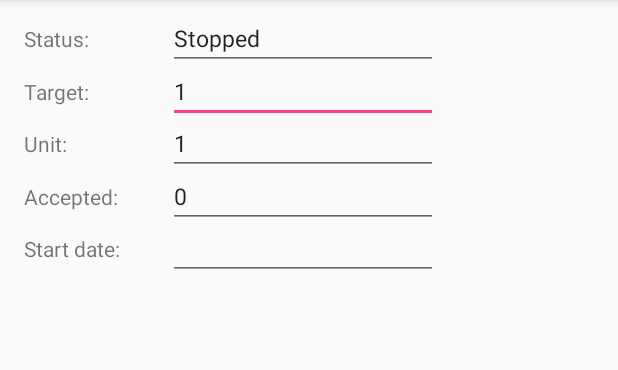
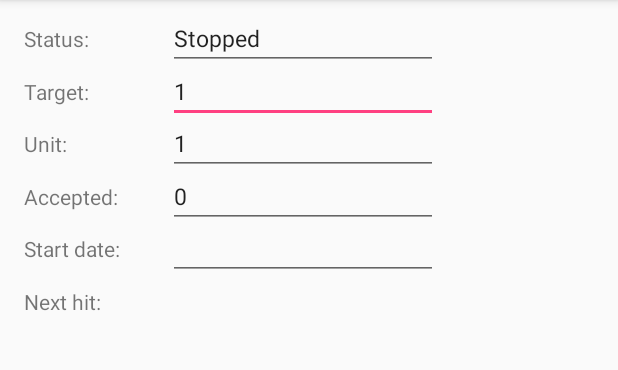
Before and after one commit to annitya/nicotimer, an Android app: the screen it shows after launch (MainActivity), on a phone screen of 412 x 824 dp, the part 84-454 px from its top. Run offline under Robolectric (Android 15) with nearby library versions, the phone set to English and light mode, and no system bars.

Commit message:
Add info regarding next hit.

```diff
--- a/app/src/main/java/flageolett/nicotimer/MainActivity.java
+++ b/app/src/main/java/flageolett/nicotimer/MainActivity.java
@@ -10,7 +10,6 @@ import android.os.Bundle;
 import android.view.View;
 import android.widget.EditText;
 import android.widget.TextView;
-
 import java.util.Locale;
 
 public class MainActivity extends AppCompatActivity implements OnSharedPreferenceChangeListener
@@ -18,6 +17,11 @@ public class MainActivity extends AppCompatActivity implements OnSharedPreferenc
     private TextView getStatusTextView()
     {
         return (TextView)findViewById(R.id.textView_status_text);
+    }
+
+    private TextView getNextHitTextView()
+    {
+        return (TextView)findViewById(R.id.textView_nextHit_text);
     }
 
     EditText getTargetEditText()
@@ -80,16 +84,17 @@ public class MainActivity extends AppCompatActivity implements OnSharedPreferenc
     {
         State state = State.getInstance(this);
 
-        String target = String.format(Locale.ENGLISH,"%d", state.getTarget());
+        String target = String.format(Locale.getDefault(),"%d", state.getTarget());
         getTargetEditText().setText(target);
 
-        String unit = String.format(Locale.ENGLISH,"%d", state.getUnit());
+        String unit = String.format(Locale.getDefault(),"%d", state.getUnit());
         getUnitEditText().setText(unit);
 
-        String accepted = String.format(Locale.ENGLISH,"%d", state.getAccepted());
+        String accepted = String.format(Locale.getDefault(),"%d", state.getAccepted());
         getAcceptedEditText().setText(accepted);
 
         getStartDateEditText().setText(state.getStartDate());
+        getNextHitTextView().setText(state.getNextHit());
     }
 
     private void updateStatus()
--- a/app/src/main/java/flageolett/nicotimer/State.java
+++ b/app/src/main/java/flageolett/nicotimer/State.java
@@ -2,6 +2,9 @@ package flageolett.nicotimer;
 
 import android.content.Context;
 import android.content.SharedPreferences;
+import java.text.SimpleDateFormat;
+import java.util.Date;
+import java.util.Locale;
 
 class State
 {
@@ -85,6 +88,28 @@ class State
         editor.apply();
     }
 
+    String getNextHit()
+    {
+        Long nextHit = preferences.getLong("nextHit", 0);
+
+        if (nextHit == 0)
+        {
+            return "";
+        }
+
+        Date nextHitDate = new Date(nextHit);
+        SimpleDateFormat dateFormat = new SimpleDateFormat("HH:mm:ss", Locale.getDefault());
+
+        return dateFormat.format(nextHitDate);
+    }
+
+    void setNextHit(Long nextHit)
+    {
+        SharedPreferences.Editor editor = preferences.edit();
+        editor.putLong("nextHit", nextHit);
+        editor.apply();
+    }
+
     private Integer charSequenceToInteger(CharSequence sequence, Integer defaultValue)
     {
         try
--- a/app/src/main/res/layout/activity_main.xml
+++ b/app/src/main/res/layout/activity_main.xml
@@ -91,5 +91,17 @@
               android:layout_marginStart="32dp"
               app:layout_constraintLeft_toRightOf="@+id/textView_StartDate" android:layout_marginLeft="32dp"
               android:layout_marginBottom="0dp" app:layout_constraintBaseline_toBaselineOf="@+id/textView_StartDate"/>
+    <TextView
+        android:text="@string/main_t_nextHit"
+        android:layout_width="wrap_content"
+        android:layout_height="wrap_content" tools:layout_editor_absoluteY="208dp" tools:layout_editor_absoluteX="44dp"
+        android:id="@+id/textView_nextHit" app:layout_constraintLeft_toLeftOf="@+id/textView_StartDate"
+        app:layout_constraintTop_toBottomOf="@+id/textView_StartDate" android:layout_marginTop="16dp"/>
+    <TextView
+        android:text="TextView"
+        android:layout_width="wrap_content"
+        android:layout_height="wrap_content" tools:layout_editor_absoluteX="152dp"
+        android:id="@+id/textView_nextHit_text" app:layout_constraintBaseline_toBaselineOf="@+id/textView_nextHit"
+        app:layout_constraintLeft_toRightOf="@+id/textView_StartDate" android:layout_marginLeft="32dp"/>
 
 </android.support.constraint.ConstraintLayout>
--- a/app/src/main/res/values/strings.xml
+++ b/app/src/main/res/values/strings.xml
@@ -13,4 +13,5 @@
     <string name="accept">Accept</string>
     <string name="action_reject">Reject</string>
     <string name="main_t_startDate">Start date:</string>
+    <string name="main_t_nextHit">Next hit:</string>
 </resources>
```
Also changed, not shown: app/src/main/java/flageolett/nicotimer/TimerService.java (+6 -1 lines).
